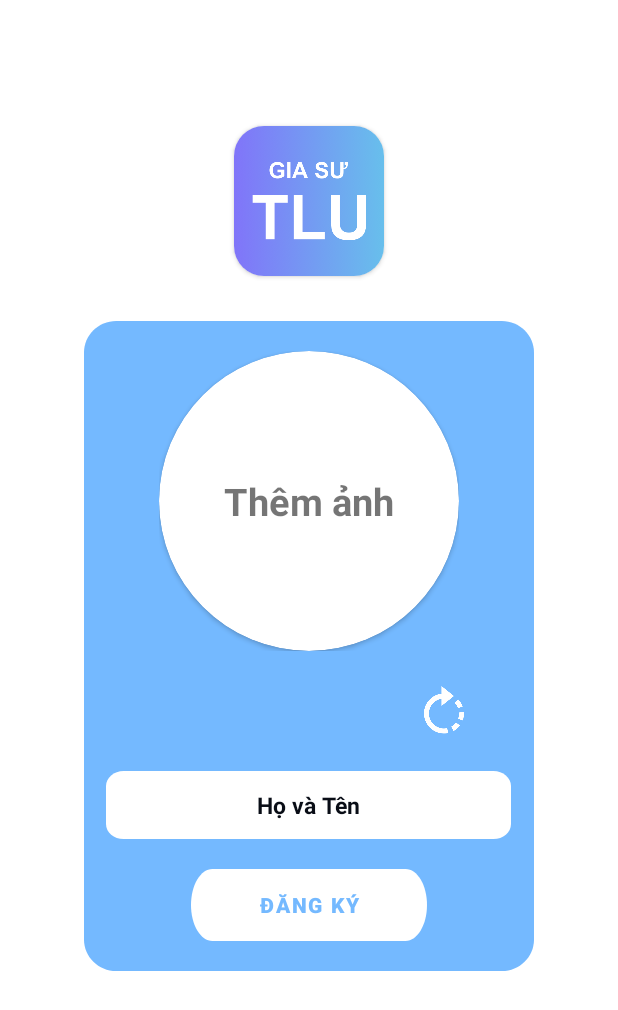
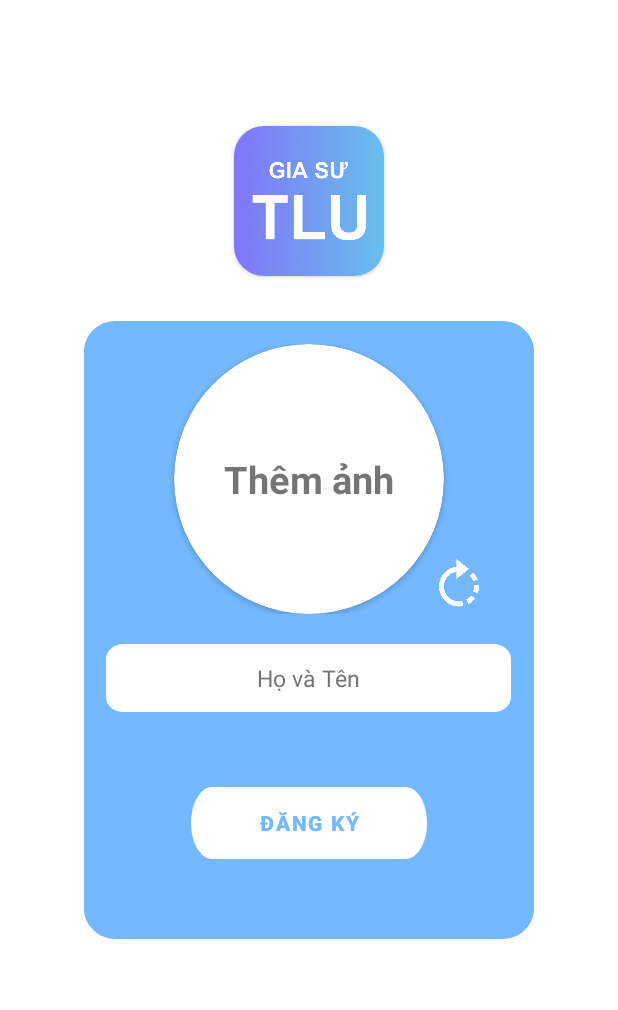
Before and after one commit to AndroidProjectGroupVA/AndroidApp, an Android app: the SignUpImgActivity screen opened directly, with no data from a screen before it, on a phone screen of 412 x 824 dp. Shown: the top 1010 px of the screen. Run offline under Robolectric (Android 15) with nearby library versions, the phone set to English and light mode, and no system bars; our stand-ins replace Firebase (no records; nobody signed in at launch, a user with empty details on screens opened directly); pictures from the network do not load.

Commit message:
modify activity_sign_up_img.xml

```diff
--- a/app/src/main/res/layout/activity_sign_up_img.xml
+++ b/app/src/main/res/layout/activity_sign_up_img.xml
@@ -39,21 +39,20 @@
             android:layout_gravity="center"
             android:layout_marginTop="30dp"
             android:background="@drawable/rectangle_7"
-            android:gravity="center_vertical"
+            android:paddingTop="15dp"
             android:orientation="vertical">
 
             <FrameLayout
                 android:id="@+id/signUp_img_frame"
-                android:layout_width="wrap_content"
+                android:layout_width="match_parent"
                 android:layout_height="wrap_content"
-                android:layout_gravity="center"
-                android:layout_marginTop="20dp"
-                android:layout_marginBottom="20dp">
+                android:layout_gravity="top"
+                android:layout_marginBottom="10dp">
 
 
                 <androidx.cardview.widget.CardView
-                    android:layout_width="200dp"
-                    android:layout_height="200dp"
+                    android:layout_width="180dp"
+                    android:layout_height="180dp"
                     android:layout_gravity="center"
                     android:shape="ring"
                     app:cardBackgroundColor="@android:color/white"
@@ -61,8 +60,8 @@
 
                     <ImageView
                         android:id="@+id/signUp_img_UserAvatar"
-                        android:layout_width="200dp"
-                        android:layout_height="200dp"
+                        android:layout_width="match_parent"
+                        android:layout_height="match_parent"
                         android:scaleType="centerCrop" />
 
                     <TextView
@@ -74,23 +73,22 @@
                         android:textSize="25sp"
                         android:textStyle="bold" />
 
+
                 </androidx.cardview.widget.CardView>
-
-            </FrameLayout>
-
                 <ImageButton
                     android:id="@+id/imageButton2"
                     android:layout_width="40dp"
                     android:layout_height="40dp"
-                android:layout_gravity="end"
-                android:layout_marginEnd="40dp"
-                android:layout_marginBottom="10dp"
+                    android:layout_gravity="end|bottom"
                     android:background="@android:color/transparent"
+                    android:layout_marginEnd="30dp"
                     android:elevation="20dp"
                     android:onClick="buttonRotate"
                     android:scaleType="fitCenter"
                     app:tint="#FEFEFE"
                     app:srcCompat="@drawable/rotate_icon" />
+
+            </FrameLayout>
 
             <EditText
                 android:id="@+id/signUp_img_edtName"
@@ -109,8 +107,8 @@
                 android:inputType="text"
                 android:textAlignment="center"
                 android:textColor="@color/text"
-                android:textSize="15sp"
-                android:textStyle="bold" />
+                android:textColorHint="#757575"
+                android:textSize="15sp" />
 
             <Button
                 android:id="@+id/signUp_img_btnSignUp"
@@ -119,7 +117,7 @@
                 android:layout_gravity="center"
                 android:layout_marginStart="15dp"
                 android:layout_marginLeft="15dp"
-                android:layout_marginTop="20dp"
+                android:layout_marginTop="50dp"
                 android:layout_marginEnd="15dp"
                 android:layout_marginRight="15dp"
                 android:layout_marginBottom="20dp"
```
Lines whose indentation alone changed are shown as unchanged.
